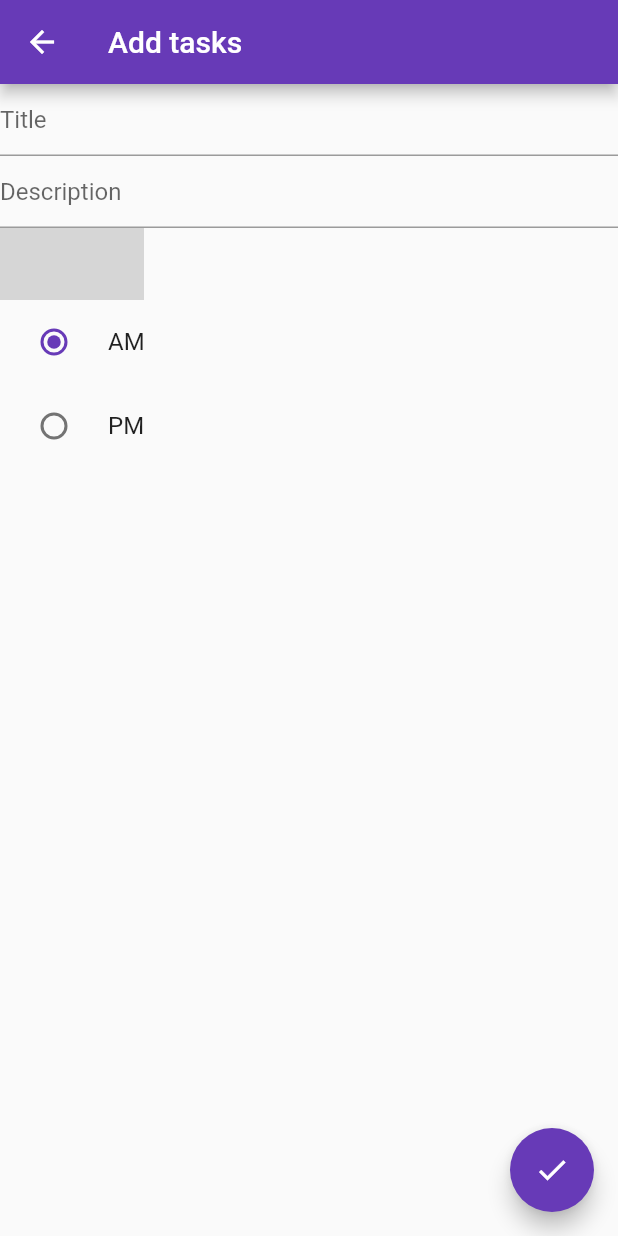
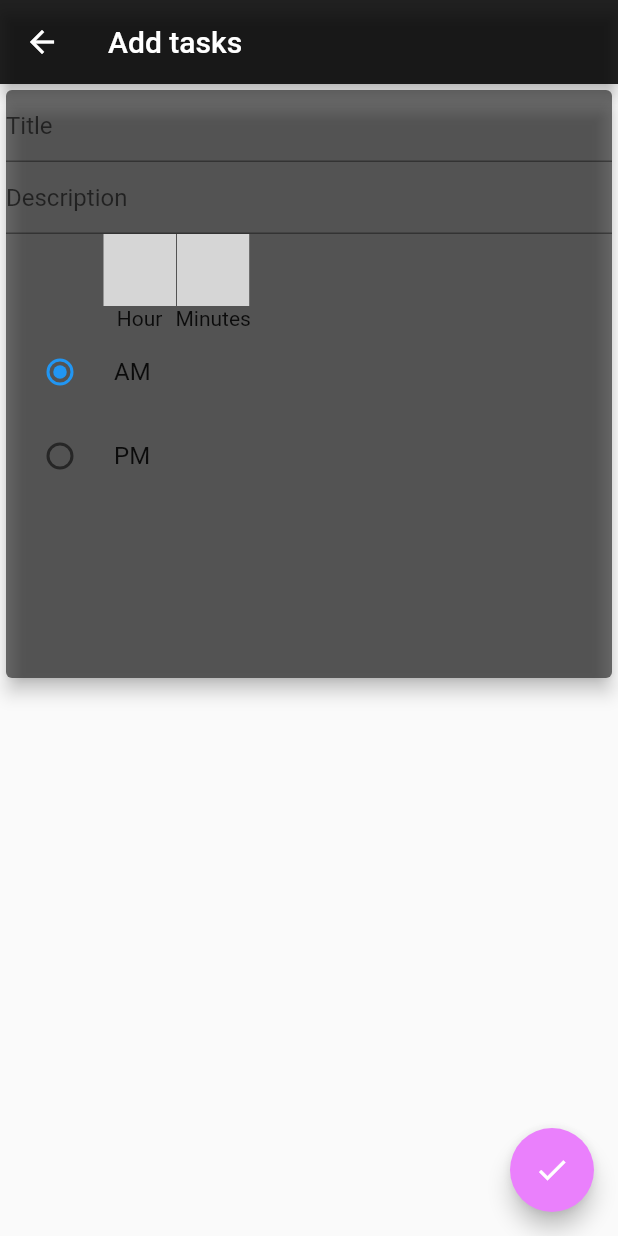
Before and after one commit to gaurang98671/Flutter_task_app, a Flutter app: the screen it shows after launch, after a tap on the "add" icon, on a phone screen of 412 x 824 dp. Run offline on Flutter 3.47's test engine with Material 2 defaults, Android fonts, the phone set to English and light mode, and no system bars; our stand-ins replace numberpicker; statements that could not run were skipped; grey boxes are pictures that could not be loaded.

Commit message:
Minor changes

```diff
--- a/lib/add_tasks.dart
+++ b/lib/add_tasks.dart
@@ -9,6 +9,7 @@ class add_tasks extends StatefulWidget {
 }
 
 class _add_tasksState extends State<add_tasks> {
+  // ignore: non_constant_identifier_names
   int initial_hour=1;
   int initial_min=1;
   String radio_button_value='AM';
@@ -16,12 +17,23 @@ class _add_tasksState extends State<add_tasks> {
   Widget build(BuildContext context) {
     return Scaffold(
       appBar: AppBar(
+        backgroundColor: Colors.black87,
         title: Text('Add tasks'),
       ),
       floatingActionButton: FloatingActionButton(
+        backgroundColor: Colors.purpleAccent[100],
+        onPressed: ()
+        {
+          Navigator.pop(context);
+        },
         child: Icon(Icons.check),
       ),
       body: Container(
+        height: 400,
+
+        child: Card(
+          elevation: 5,
+          color: Colors.black54,
           child: Column(
             children: <Widget>[
               TextField(
@@ -35,42 +47,57 @@ class _add_tasksState extends State<add_tasks> {
                 ),
               ),
 
-           Center(
-             child: Row(
+             Row(
+               children: <Widget>[
+                 SizedBox(width: 65,),
+                 Column(
                    children: <Widget>[
                      NumberPicker.integer(initialValue: initial_hour, minValue: 1, maxValue: 12, onChanged: (val){
                        setState(() {
                          initial_hour=val;
                        });
                      }),
+                     Text('Hour')
+                   ],
+                 ),
+                 Column(
+                   children: <Widget>[
                      NumberPicker.integer(initialValue: initial_min, minValue: 1, maxValue: 60, onChanged: (val){
                        setState(() {
                          initial_min=val;
-                   });
+                       },
+                       );
                      }),
+                     Text('Minutes')
                    ],
                  ),
-
+               ],
              ),
               RadioListTile(
+
                 groupValue: radio_button_value,
                 title: Text('AM'),
                 value: "AM",
                 onChanged: (val){setState(() {
                   radio_button_value=val;
-              });},
-
+                }
+                );
+                },
               ),
               RadioListTile(
                 groupValue: radio_button_value,
                 title: Text('PM'),
                 value: 'PM',
-              onChanged: (val){setState(() {
+                onChanged: (val){
+                  setState(()
+                  {
                   radio_button_value=val;
-              });},
-
+                  }
+                );
+                },
               )
             ],
+          ),
         ),
       ),
     );
--- a/lib/main.dart
+++ b/lib/main.dart
@@ -13,9 +13,9 @@ class MyApp extends StatelessWidget
       title: 'Task app',
       theme: ThemeData(
 
-        primarySwatch: Colors.deepPurple,
+        primarySwatch: Colors.blue,
       ),
-      home: MyHomePage(title: 'Task app!!!'),
+      home: MyHomePage(title: 'Task app'),
     );
   }
 }
@@ -37,10 +37,13 @@ class _MyHomePageState extends State<MyHomePage> {
 
     return Scaffold(
       appBar: AppBar(
+        backgroundColor: Colors.black87,
+        title: Center(child: Text(widget.title,)),
+      ),
+      body: Container(
+        color: Colors.black54,
+        child: Center(
 
-        title: Text(widget.title),
-      ),
-      body: Center(
           child: Column(
             children: <Widget>[
               Text(
@@ -49,7 +52,9 @@ class _MyHomePageState extends State<MyHomePage> {
             ],
           ),
         ),
+      ),
       floatingActionButton: FloatingActionButton(
+        backgroundColor: Colors.purpleAccent[100],
         onPressed: (){
           Navigator.push(context, MaterialPageRoute(builder: (context)=>add_tasks()));
         },
```
Lines whose indentation alone changed are shown as unchanged.
